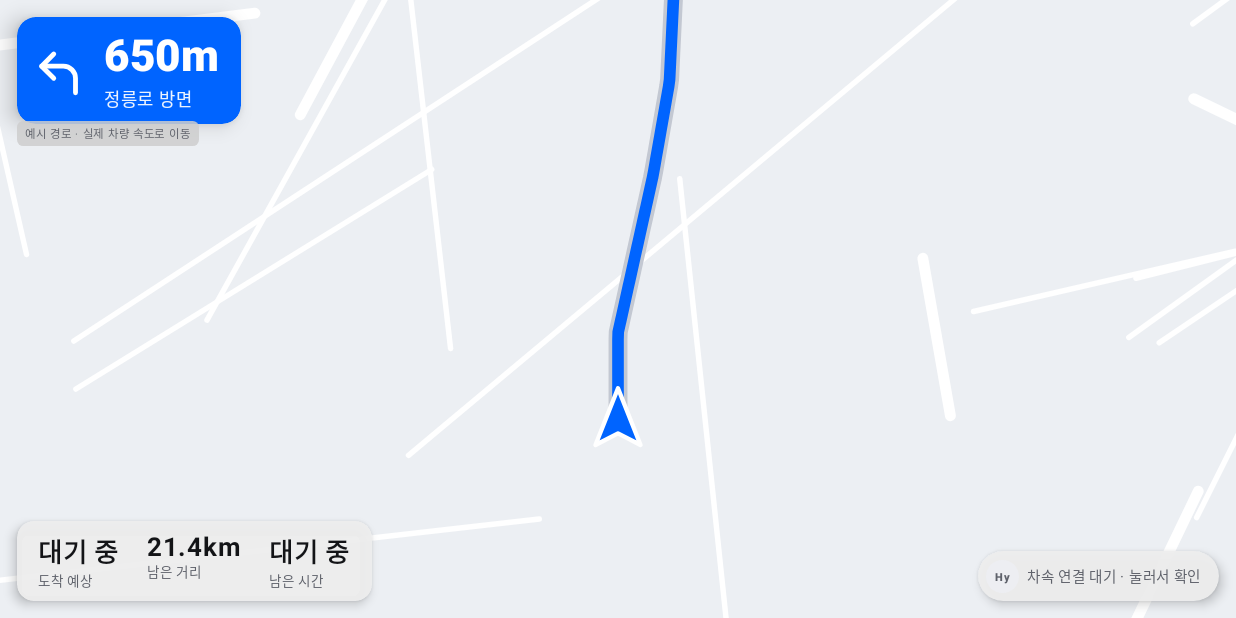
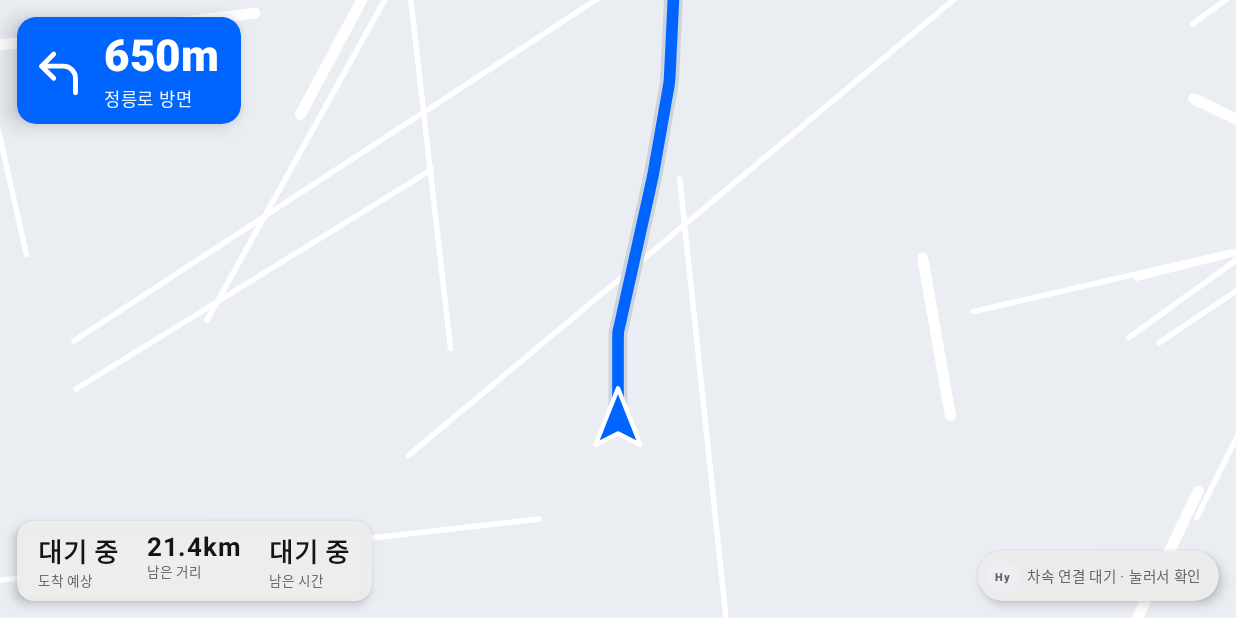
Before and after one commit to molba2see/Hymate, an Android app built with Jetpack Compose: the composable DriveScreen shown on its own in the app's theme, on a phone screen of 824 x 412 dp (held sideways). Run offline under Robolectric (Android 15) with nearby library versions, the phone set to English and light mode, and no system bars; 17 statements that could not run were skipped.

Commit message:
Lighten drive map to a day palette; remove example-route badge
Co-Authored-By: Claude Opus 4.8 (1M context) <noreply@anthropic.com>

```diff
--- a/app/src/main/java/com/example/hymate/ui/screens/DriveScreen.kt
+++ b/app/src/main/java/com/example/hymate/ui/screens/DriveScreen.kt
@@ -99,7 +99,7 @@ fun DriveScreen(vm: HyViewModel, onRequestVehicleAccess: () -> Unit = {}) {
     val speedText by remember { derivedStateOf {
         if (vm.motionAvailable) "${(abs(vm.vehicle.speedMps ?: 0f) * 3.6f).roundToInt()}km/h" else "차속 미수신"
     } }
-    Box(Modifier.fillMaxSize().background(hy.mapBg)) {
+    Box(Modifier.fillMaxSize().background(MapBg)) {
         NavMap({ vm.progress }, Modifier.fillMaxSize())
         if (vm.raining) RainOverlay()
 
@@ -127,11 +127,6 @@ fun DriveScreen(vm: HyViewModel, onRequestVehicleAccess: () -> Unit = {}) {
                 }
             }
         }
-        Box(
-            Modifier.offset(32.u, 232.u).clip(RoundedCornerShape(12.u)).background(mix(hy.s1, 0.85f, Color.Transparent))
-                .padding(horizontal = 16.u, vertical = 8.u),
-        ) { HText("예시 경로 · 실제 차량 속도로 이동", 22, color = hy.sub) }
-
         // ETA
         Row(
             Modifier.align(Alignment.BottomStart).padding(32.u)
@@ -253,6 +248,12 @@ private fun AnswerButton(text: String, onClick: () -> Unit) {
     ) { HText("“$text”", 36, weight = FontWeight.Bold) }
 }
 
+/** 주간(밝은) 목업 지도 색 — 테마와 독립이라 리포트 지도는 그대로 둬요. */
+private val MapBg = Color(0xFFEAEEF3)
+private val MapStreet = Color(0xFFFFFFFF)
+private val MapCase = Color(0xFFCDD4DE)
+private val MapDone = Color(0xFF98A2B0)
+
 private class Street(val a: Offset, val b: Offset, val w: Float)
 
 /** OEM 내비게이션 목업 지도: 차량 기준으로 경로를 이동·회전 */
@@ -289,9 +290,9 @@ private fun NavMap(progress: () -> Float, modifier: Modifier) {
             scale(nk * s, nk * s, Offset.Zero)
             translate(-p.x, -p.y)
         }) {
-            streets.forEach { drawLine(c.mapStreet, it.a, it.b, it.w * 3f / nk, cap = StrokeCap.Round) }
+            streets.forEach { drawLine(MapStreet, it.a, it.b, it.w * 3f / nk, cap = StrokeCap.Round) }
             val path = routePath
-            drawPath(path, c.mapCase, style = Stroke(26f / nk, cap = StrokeCap.Round, join = StrokeJoin.Round))
+            drawPath(path, MapCase, style = Stroke(26f / nk, cap = StrokeCap.Round, join = StrokeJoin.Round))
             drawPath(path, c.blue, style = Stroke(16f / nk, cap = StrokeCap.Round, join = StrokeJoin.Round))
             donePath.rewind()
             donePath.moveTo(ROUTE_POINTS.first().x, ROUTE_POINTS.first().y)
@@ -301,7 +302,7 @@ private fun NavMap(progress: () -> Float, modifier: Modifier) {
                 i++
             }
             donePath.lineTo(p.x, p.y)
-            drawPath(donePath, c.mapDone, style = Stroke(16f / nk, cap = StrokeCap.Round, join = StrokeJoin.Round))
+            drawPath(donePath, MapDone, style = Stroke(16f / nk, cap = StrokeCap.Round, join = StrokeJoin.Round))
             val end = posAt(DEST.toFloat())
             drawCircle(c.bad, 4f, end)
             drawCircle(Color.White, 4f, end, style = Stroke(1.2f))
```
